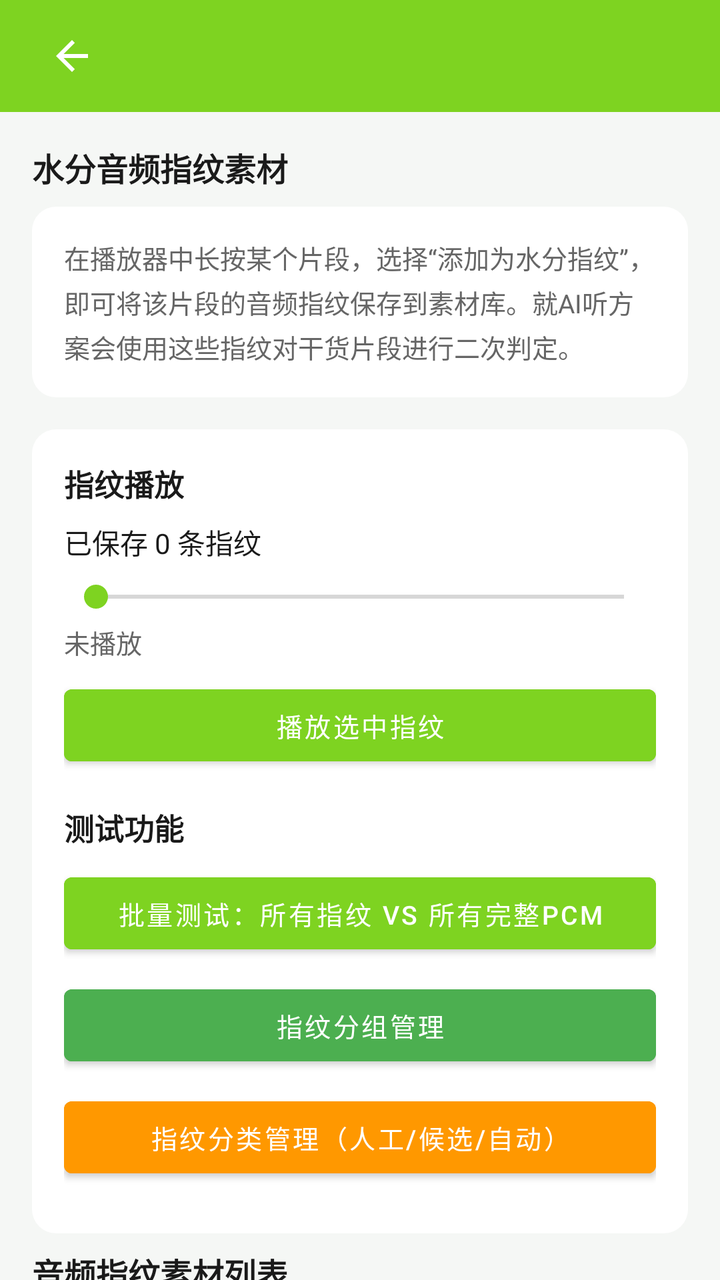
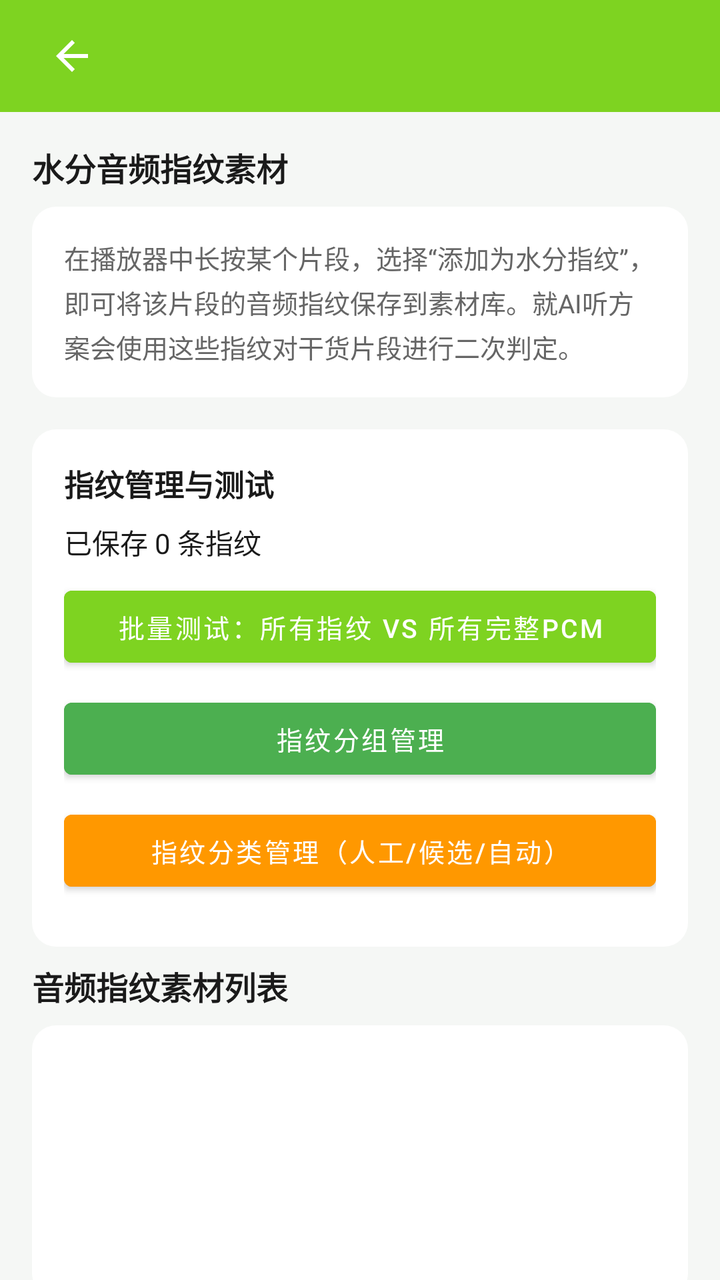

Compare the two renders of this Android layout. The source of the first and the diff that turns it into the second are given below.
<!-- AndroidManifest.xml: application theme Theme.RadioApp.Fresh -->
<!-- res/layout/activity_keyword_settings.xml -->
<?xml version="1.0" encoding="utf-8"?>
<LinearLayout xmlns:android="http://schemas.android.com/apk/res/android"
    xmlns:app="http://schemas.android.com/apk/res-auto"
    android:layout_width="match_parent"
    android:layout_height="match_parent"
    android:orientation="vertical"
    android:background="?attr/appBackground">

    <include layout="@layout/view_title_bar" />

    <androidx.core.widget.NestedScrollView
        android:layout_width="match_parent"
        android:layout_height="match_parent">

        <LinearLayout
            android:layout_width="match_parent"
            android:layout_height="wrap_content"
            android:orientation="vertical"
            android:padding="16dp">

            
            <TextView
                android:layout_width="wrap_content"
                android:layout_height="wrap_content"
                android:text="水分音频指纹素材"
                android:textColor="?attr/appTextPrimary"
                android:textSize="16sp"
                android:textStyle="bold"
                android:layout_marginBottom="8dp" />

            <LinearLayout
                android:layout_width="match_parent"
                android:layout_height="wrap_content"
                android:orientation="vertical"
                android:background="@drawable/bg_card"
                android:padding="16dp"
                android:layout_marginBottom="16dp">

                <TextView
                    android:layout_width="wrap_content"
                    android:layout_height="wrap_content"
                    android:text="在播放器中长按某个片段，选择&#x201C;添加为水分指纹&#x201D;，即可将该片段的音频指纹保存到素材库。就AI听方案会使用这些指纹对干货片段进行二次判定。"
                    android:textColor="?attr/appTextSecondary"
                    android:textSize="13sp"
                    android:lineSpacingMultiplier="1.2" />
            </LinearLayout>

            
            <LinearLayout
                android:layout_width="match_parent"
                android:layout_height="wrap_content"
                android:orientation="vertical"
                android:background="@drawable/bg_card"
                android:padding="16dp"
                android:layout_marginBottom="8dp">

                <TextView
                    android:layout_width="wrap_content"
                    android:layout_height="wrap_content"
                    android:text="指纹播放"
                    android:textColor="?attr/appTextPrimary"
                    android:textSize="15sp"
                    android:textStyle="bold"
                    android:layout_marginBottom="8dp" />

                <TextView
                    android:id="@+id/tv_fingerprint_count"
                    android:layout_width="wrap_content"
                    android:layout_height="wrap_content"
                    android:text="已保存 0 条指纹"
                    android:textColor="?attr/appTextPrimary"
                    android:textSize="14sp"
                    android:layout_marginBottom="8dp" />

                
                <SeekBar
                    android:id="@+id/sb_playback_progress"
                    android:layout_width="match_parent"
                    android:layout_height="wrap_content"
                    android:layout_marginBottom="4dp"
                    android:max="1000"
                    android:progress="0" />

                <TextView
                    android:id="@+id/tv_playback_status"
                    android:layout_width="wrap_content"
                    android:layout_height="wrap_content"
                    android:text="未播放"
                    android:textColor="?attr/appTextSecondary"
                    android:textSize="13sp"
                    android:layout_marginBottom="8dp" />

                
                <Button
                    android:id="@+id/btn_playback_fingerprint"
                    android:layout_width="match_parent"
                    android:layout_height="wrap_content"
                    android:text="播放选中指纹"
                    android:textColor="@color/white"
                    android:backgroundTint="?attr/appAccent"
                    android:layout_marginBottom="8dp"
                    android:textSize="13sp" />

                <TextView
                    android:layout_width="wrap_content"
                    android:layout_height="wrap_content"
                    android:text="测试功能"
                    android:textColor="?attr/appTextPrimary"
                    android:textSize="15sp"
                    android:textStyle="bold"
                    android:layout_marginTop="8dp"
                    android:layout_marginBottom="8dp" />

                
                <Button
                    android:id="@+id/btn_test_all_fingerprints"
                    android:layout_width="match_parent"
                    android:layout_height="wrap_content"
                    android:text="批量测试：所有指纹 vs 所有完整PCM"
                    android:textColor="@color/white"
                    android:backgroundTint="?attr/appAccent"
                    android:layout_marginBottom="8dp"
                    android:textSize="13sp" />

                
                <Button
                    android:id="@+id/btn_fingerprint_groups"
                    android:layout_width="match_parent"
                    android:layout_height="wrap_content"
                    android:text="指纹分组管理"
                    android:textColor="@color/white"
                    android:backgroundTint="#4CAF50"
                    android:layout_marginBottom="8dp"
                    android:textSize="13sp" />

                
                <Button
                    android:id="@+id/btn_fingerprint_management"
                    android:layout_width="match_parent"
                    android:layout_height="wrap_content"
                    android:text="指纹分类管理（人工/候选/自动）"
                    android:textColor="@color/white"
                    android:backgroundTint="#FF9800"
                    android:layout_marginBottom="8dp"
                    android:textSize="13sp" />
            </LinearLayout>

            
            <TextView
                android:layout_width="wrap_content"
                android:layout_height="wrap_content"
                android:text="音频指纹素材列表"
                android:textColor="?attr/appTextPrimary"
                android:textSize="16sp"
                android:textStyle="bold"
                android:layout_marginBottom="8dp" />

            <LinearLayout
                android:layout_width="match_parent"
                android:layout_height="wrap_content"
                android:orientation="vertical"
                android:background="@drawable/bg_card"
                android:padding="8dp"
                android:layout_marginBottom="16dp">

                <TextView
                    android:id="@+id/tv_fingerprints_empty"
                    android:layout_width="wrap_content"
                    android:layout_height="wrap_content"
                    android:layout_gravity="center_horizontal"
                    android:layout_margin="16dp"
                    android:text="暂无音频指纹素材"
                    android:textColor="?attr/appTextMuted"
                    android:textSize="14sp"
                    android:visibility="gone" />

                <androidx.recyclerview.widget.RecyclerView
                    android:id="@+id/recycler_audio_fingerprints"
                    android:layout_width="match_parent"
                    android:layout_height="wrap_content"
                    android:minHeight="120dp"
                    android:nestedScrollingEnabled="false" />
            </LinearLayout>

            
            <TextView
                android:layout_width="wrap_content"
                android:layout_height="wrap_content"
                android:text="水货分段开头/结尾组合管理"
                android:textColor="?attr/appTextPrimary"
                android:textSize="16sp"
                android:textStyle="bold"
                android:layout_marginBottom="8dp" />

            <LinearLayout
                android:layout_width="match_parent"
                android:layout_height="wrap_content"
                android:orientation="vertical"
                android:background="@drawable/bg_card"
                android:padding="16dp"
                android:layout_marginBottom="16dp">

                <TextView
                    android:layout_width="wrap_content"
                    android:layout_height="wrap_content"
                    android:text="当分段的字幕文本以『开头』开始且以『结尾』结束时，判定为水货。点击右侧 × 图标删除组合。"
                    android:textColor="?attr/appTextSecondary"
                    android:textSize="12sp"
                    android:layout_marginBottom="8dp" />

                <LinearLayout
                    android:layout_width="match_parent"
                    android:layout_height="wrap_content"
                    android:orientation="horizontal"
                    android:gravity="center_vertical">

                    <EditText
                        android:id="@+id/et_combination_start"
                        android:layout_width="0dp"
                        android:layout_height="wrap_content"
                        android:layout_weight="1"
                        android:hint="开头文字"
                        android:textColor="?attr/appTextPrimary"
                        android:textColorHint="?attr/appTextSecondary"
                        android:background="@drawable/bg_card"
                        android:padding="12dp"
                        android:textSize="14sp"
                        android:singleLine="true"
                        android:imeOptions="actionNext" />

                    <EditText
                        android:id="@+id/et_combination_end"
                        android:layout_width="0dp"
                        android:layout_height="wrap_content"
                        android:layout_weight="1"
                        android:hint="结尾文字"
                        android:textColor="?attr/appTextPrimary"
                        android:textColorHint="?attr/appTextSecondary"
                        android:background="@drawable/bg_card"
                        android:padding="12dp"
                        android:textSize="14sp"
                        android:layout_marginStart="8dp"
                        android:singleLine="true"
                        android:imeOptions="actionDone" />
                </LinearLayout>

                <Button
                    android:id="@+id/btn_add_combination"
                    android:layout_width="match_parent"
                    android:layout_height="wrap_content"
                    android:text="添加组合"
                    android:textColor="@color/white"
                    android:backgroundTint="?attr/appAccent"
                    android:layout_marginTop="8dp" />

                <com.google.android.material.chip.ChipGroup
                    android:id="@+id/chip_group_combinations"
                    android:layout_width="match_parent"
                    android:layout_height="wrap_content"
                    android:layout_marginTop="12dp"
                    app:singleSelection="false"
                    app:chipSpacingHorizontal="8dp"
                    app:chipSpacingVertical="8dp" />

                <TextView
                    android:id="@+id/tv_combinations_empty"
                    android:layout_width="wrap_content"
                    android:layout_height="wrap_content"
                    android:text="暂无组合，请在上方输入并添加"
                    android:textColor="?attr/appTextMuted"
                    android:textSize="13sp"
                    android:layout_marginTop="4dp"
                    android:visibility="gone" />
            </LinearLayout>

        </LinearLayout>
    </androidx.core.widget.NestedScrollView>
</LinearLayout>
<!-- res/layout/view_title_bar.xml (included above) -->
<?xml version="1.0" encoding="utf-8"?>
<RelativeLayout xmlns:android="http://schemas.android.com/apk/res/android"
    android:layout_width="match_parent"
    android:layout_height="56dp"
    android:background="?attr/colorPrimary"
    android:paddingHorizontal="16dp">

    <ImageButton
        android:id="@+id/btn_back"
        android:layout_width="40dp"
        android:layout_height="40dp"
        android:layout_alignParentStart="true"
        android:layout_centerVertical="true"
        android:background="?attr/selectableItemBackgroundBorderless"
        android:src="@drawable/ic_back"
        android:contentDescription="返回" />

    <TextView
        android:id="@+id/tv_title"
        android:layout_width="wrap_content"
        android:layout_height="wrap_content"
        android:layout_centerInParent="true"
        android:textColor="?attr/colorOnPrimary"
        android:textSize="18sp"
        android:textStyle="bold" />
</RelativeLayout>
<!-- resources referenced by this layout -->
<resources>
  <color name="white">#FFFFFF</color>
  <!-- drawable bg_card (drawable) -->
  <?xml version="1.0" encoding="utf-8"?>
  <shape xmlns:android="http://schemas.android.com/apk/res/android" android:shape="rectangle">
      <solid android:color="?attr/appSurface" />
      <corners android:radius="12dp" />
  </shape>
  <!-- drawable ic_back (drawable) -->
  <?xml version="1.0" encoding="utf-8"?>
  <vector xmlns:android="http://schemas.android.com/apk/res/android"
      android:width="24dp"
      android:height="24dp"
      android:viewportWidth="24"
      android:viewportHeight="24">
      <path
          android:fillColor="#FFFFFF"
          android:pathData="M20,11H7.83l5.59,-5.59L12,4l-8,8 8,8 1.41,-1.41L7.83,13H20v-2z"/>
  </vector>
  <style name="Theme.RadioApp.Fresh" parent="Theme.MaterialComponents.Light.NoActionBar">
          <item name="colorPrimary">#7ED321</item>
          <item name="colorPrimaryVariant">#6BBF1A</item>
          <item name="colorOnPrimary">#FFFFFF</item>
          <item name="colorAccent">#7ED321</item>
          <item name="android:colorBackground">#F5F7F5</item>
          <item name="colorSurface">#FFFFFF</item>
          <item name="colorOnSurface">#1A1A1A</item>
          <item name="android:textColorPrimary">#1A1A1A</item>
          <item name="android:textColorSecondary">#666666</item>
          <item name="android:statusBarColor">#F5F7F5</item>
          <item name="android:navigationBarColor">#F5F7F5</item>
          <item name="appBackground">#F5F7F5</item>
          <item name="appSurface">#FFFFFF</item>
          <item name="appCardBackground">#FFFFFF</item>
          <item name="appTextPrimary">#1A1A1A</item>
          <item name="appTextSecondary">#666666</item>
          <item name="appTextMuted">#999999</item>
          <item name="appAccent">#7ED321</item>
          <item name="appAccentLight">#9EE855</item>
          <item name="appBorder">#E0E0E0</item>
          <item name="appDivider">#E0E0E0</item>
          <item name="appSuccess">#2ecc71</item>
          <item name="appWarning">#f39c12</item>
          <item name="appError">#e74c3c</item>
          <item name="appNavBackground">#FFFFFF</item>
          <item name="appNavActive">#7ED321</item>
          <item name="appNavInactive">#999999</item>
          <item name="appNotificationBackground">#FFFFFF</item>
          <item name="appNotificationText">#1A1A1A</item>
      </style>
</resources>

<!-- the commit's change to res/layout/activity_keyword_settings.xml (unified diff, before → after) -->
@@ -57,7 +57,7 @@
                 <TextView
                     android:layout_width="wrap_content"
                     android:layout_height="wrap_content"
-                    android:text="指纹播放"
+                    android:text="指纹管理与测试"
                     android:textColor="?attr/appTextPrimary"
                     android:textSize="15sp"
                     android:textStyle="bold"
@@ -70,45 +70,6 @@
                     android:text="已保存 0 条指纹"
                     android:textColor="?attr/appTextPrimary"
                     android:textSize="14sp"
-                    android:layout_marginBottom="8dp" />
-
-                
-                <SeekBar
-                    android:id="@+id/sb_playback_progress"
-                    android:layout_width="match_parent"
-                    android:layout_height="wrap_content"
-                    android:layout_marginBottom="4dp"
-                    android:max="1000"
-                    android:progress="0" />
-
-                <TextView
-                    android:id="@+id/tv_playback_status"
-                    android:layout_width="wrap_content"
-                    android:layout_height="wrap_content"
-                    android:text="未播放"
-                    android:textColor="?attr/appTextSecondary"
-                    android:textSize="13sp"
-                    android:layout_marginBottom="8dp" />
-
-                
-                <Button
-                    android:id="@+id/btn_playback_fingerprint"
-                    android:layout_width="match_parent"
-                    android:layout_height="wrap_content"
-                    android:text="播放选中指纹"
-                    android:textColor="@color/white"
-                    android:backgroundTint="?attr/appAccent"
-                    android:layout_marginBottom="8dp"
-                    android:textSize="13sp" />
-
-                <TextView
-                    android:layout_width="wrap_content"
-                    android:layout_height="wrap_content"
-                    android:text="测试功能"
-                    android:textColor="?attr/appTextPrimary"
-                    android:textSize="15sp"
-                    android:textStyle="bold"
-                    android:layout_marginTop="8dp"
                     android:layout_marginBottom="8dp" />
 
                 
